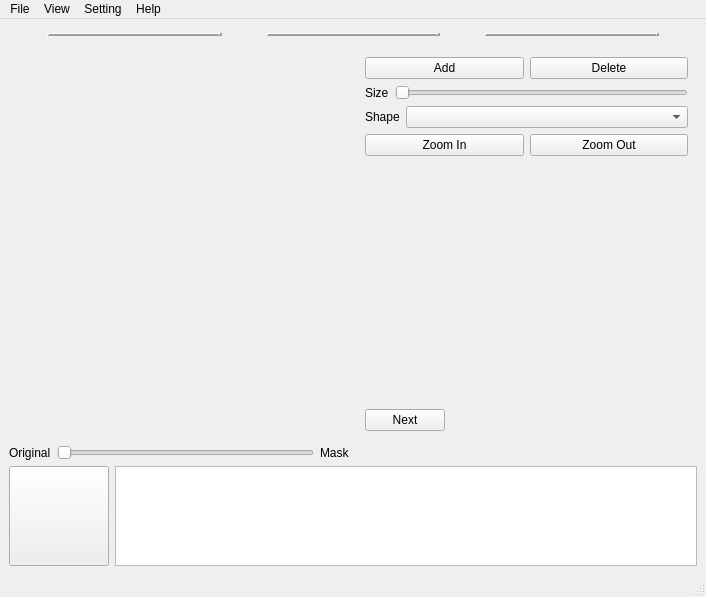
This is src/resources/ui/main.ui in TUD-IMB/Crackpot as Qt 5 draws it before an edit. The edited form follows.
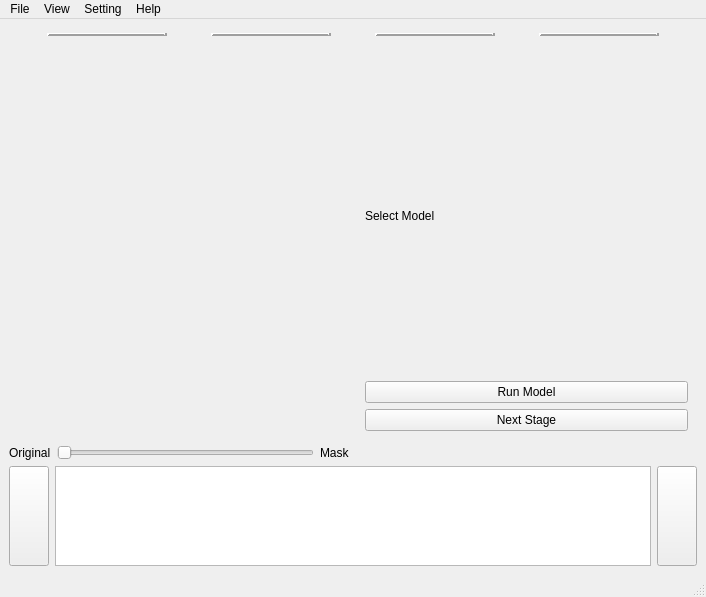
This is the edited form. The open tabs and pages were chosen to show the change. Icons and pictures are not drawn.

Commit message: Add image navigation buttons and separate model detection from upload stage.

Patch:
```diff
--- a/src/resources/ui/main.ui
+++ b/src/resources/ui/main.ui
@@ -80,6 +80,55 @@
           </property>
          </widget>
         </item>
+        <item>
+         <widget class="QPushButton" name="detectProcessButton">
+          <property name="sizePolicy">
+           <sizepolicy hsizetype="Fixed" vsizetype="Fixed">
+            <horstretch>0</horstretch>
+            <verstretch>0</verstretch>
+           </sizepolicy>
+          </property>
+          <property name="styleSheet">
+           <string notr="true">QPushButton {
+    border: none; 
+    background: transparent;
+}
+QPushButton:hover {
+    background-color: lightgray;
+}
+QPushButton:pressed {
+    background-color: lightblue;
+}
+</string>
+          </property>
+          <property name="text">
+           <string/>
+          </property>
+          <property name="icon">
+           <iconset resource="../icon.qrc">
+            <normaloff>:/icons/icons/imagestar.svg</normaloff>:/icons/icons/imagestar.svg</iconset>
+          </property>
+          <property name="iconSize">
+           <size>
+            <width>50</width>
+            <height>50</height>
+           </size>
+          </property>
+         </widget>
+        </item>
+        <item>
+         <widget class="QFrame" name="line2">
+          <property name="frameShape">
+           <enum>QFrame::HLine</enum>
+          </property>
+          <property name="frameShadow">
+           <enum>QFrame::Raised</enum>
+          </property>
+          <property name="lineWidth">
+           <number>3</number>
+          </property>
+         </widget>
+        </item>
         <item>
          <widget class="QPushButton" name="editProcessButton">
           <property name="sizePolicy">
@@ -117,7 +166,7 @@
          </widget>
         </item>
         <item>
-         <widget class="QFrame" name="line2">
+         <widget class="QFrame" name="line3">
           <property name="frameShape">
            <enum>QFrame::HLine</enum>
           </property>
@@ -166,7 +215,7 @@
          </widget>
         </item>
         <item>
-         <widget class="QFrame" name="line3">
+         <widget class="QFrame" name="line4">
           <property name="frameShape">
            <enum>QFrame::HLine</enum>
           </property>
@@ -292,6 +341,35 @@
              <layout class="QVBoxLayout" name="verticalLayout_2">
               <item>
                <layout class="QVBoxLayout" name="verticalLayout">
+                <item>
+                 <widget class="QPushButton" name="plusButton">
+                  <property name="sizePolicy">
+                   <sizepolicy hsizetype="Fixed" vsizetype="Fixed">
+                    <horstretch>0</horstretch>
+                    <verstretch>0</verstretch>
+                   </sizepolicy>
+                  </property>
+                  <property name="minimumSize">
+                   <size>
+                    <width>100</width>
+                    <height>100</height>
+                   </size>
+                  </property>
+                  <property name="text">
+                   <string/>
+                  </property>
+                  <property name="icon">
+                   <iconset resource="../icon.qrc">
+                    <normaloff>:/icons/icons/plus.svg</normaloff>:/icons/icons/plus.svg</iconset>
+                  </property>
+                  <property name="iconSize">
+                   <size>
+                    <width>50</width>
+                    <height>50</height>
+                   </size>
+                  </property>
+                 </widget>
+                </item>
                 <item>
                  <widget class="QLabel" name="label_3">
                   <property name="text">
@@ -311,6 +389,35 @@
              </layout>
             </widget>
             <widget class="QWidget" name="page1">
+             <layout class="QHBoxLayout" name="horizontalLayout_11">
+              <item>
+               <layout class="QVBoxLayout" name="verticalLayout_12">
+                <item>
+                 <widget class="QLabel" name="label_7">
+                  <property name="text">
+                   <string>Select Model</string>
+                  </property>
+                 </widget>
+                </item>
+                <item>
+                 <widget class="QPushButton" name="runModelButton">
+                  <property name="text">
+                   <string>Run Model</string>
+                  </property>
+                 </widget>
+                </item>
+                <item>
+                 <widget class="QPushButton" name="nextButton1">
+                  <property name="text">
+                   <string>Next Stage</string>
+                  </property>
+                 </widget>
+                </item>
+               </layout>
+              </item>
+             </layout>
+            </widget>
+            <widget class="QWidget" name="page2">
              <layout class="QVBoxLayout" name="verticalLayout_7">
               <item>
                <layout class="QVBoxLayout" name="verticalLayout_6">
@@ -442,9 +549,9 @@
                 <item>
                  <layout class="QHBoxLayout" name="horizontalLayout_9">
                   <item>
-                   <widget class="QPushButton" name="nextButton1">
+                   <widget class="QPushButton" name="nextButton2">
                     <property name="text">
-                     <string>Next</string>
+                     <string>Next Stage</string>
                     </property>
                    </widget>
                   </item>
@@ -547,16 +654,10 @@
       <item>
        <layout class="QHBoxLayout" name="horizontalLayout">
         <item>
-         <widget class="QPushButton" name="plusButton">
-          <property name="sizePolicy">
-           <sizepolicy hsizetype="Fixed" vsizetype="Fixed">
-            <horstretch>0</horstretch>
-            <verstretch>0</verstretch>
-           </sizepolicy>
-          </property>
-          <property name="minimumSize">
+         <widget class="QPushButton" name="previousFigButton">
+          <property name="maximumSize">
            <size>
-            <width>100</width>
+            <width>16777215</width>
             <height>100</height>
            </size>
           </property>
@@ -569,8 +670,8 @@
           </property>
           <property name="iconSize">
            <size>
-            <width>50</width>
-            <height>50</height>
+            <width>20</width>
+            <height>20</height>
            </size>
           </property>
          </widget>
@@ -585,6 +686,29 @@
           </property>
          </widget>
         </item>
+        <item>
+         <widget class="QPushButton" name="nextFigButton">
+          <property name="maximumSize">
+           <size>
+            <width>16777215</width>
+            <height>100</height>
+           </size>
+          </property>
+          <property name="text">
+           <string/>
+          </property>
+          <property name="icon">
+           <iconset resource="../icon.qrc">
+            <normaloff>:/icons/icons/arrowright.svg</normaloff>:/icons/icons/arrowright.svg</iconset>
+          </property>
+          <property name="iconSize">
+           <size>
+            <width>20</width>
+            <height>20</height>
+           </size>
+          </property>
+         </widget>
+        </item>
        </layout>
       </item>
      </layout>
```
Left out of the diff: 20 changed lines with no effect on the pictures. The commit also changes 6 other files.
